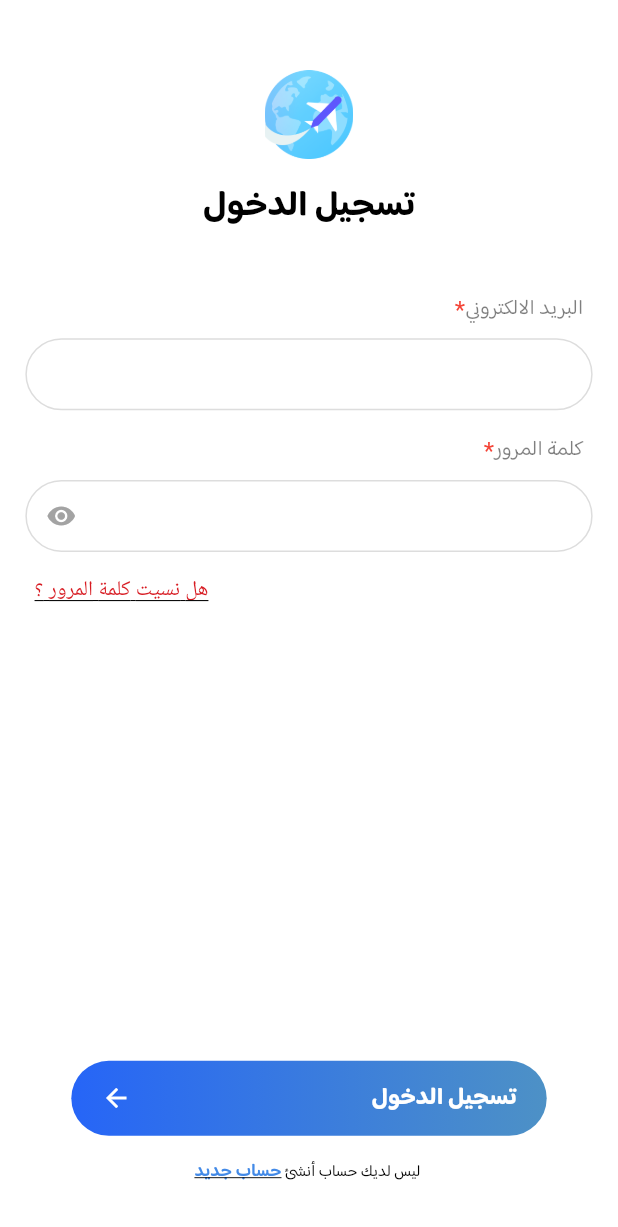
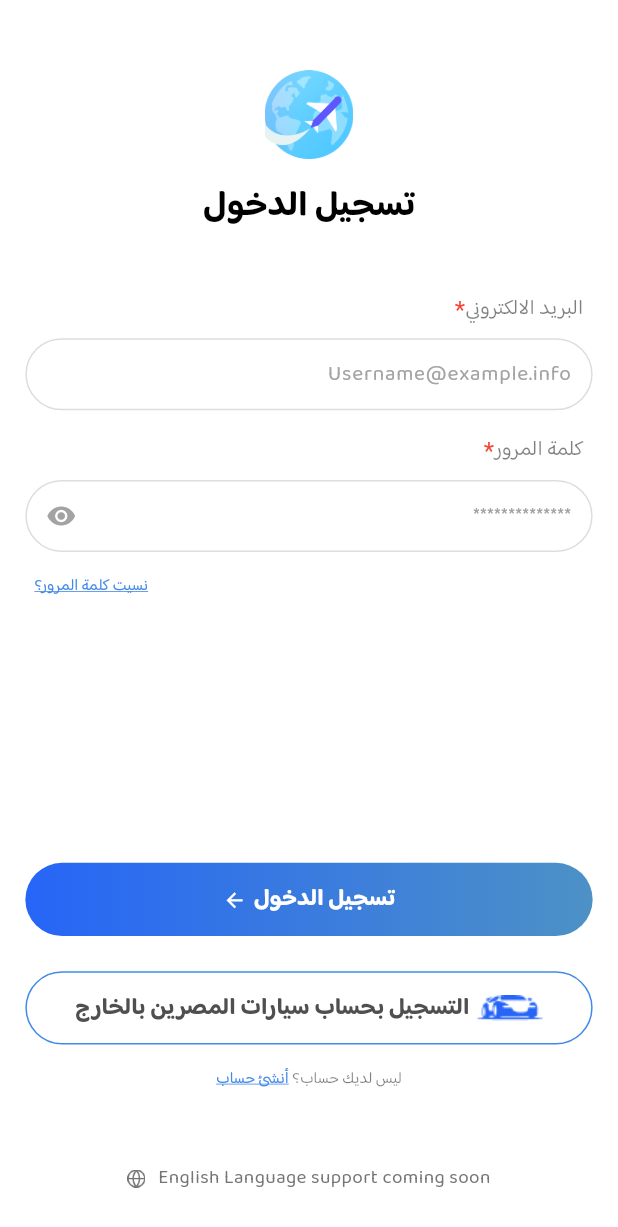
Before and after one commit to Qussai08/Egyptian_Abroad_Mobile, a Flutter app: the screen it shows after launch, on a phone screen of 412 x 824 dp. Shown: the top 1227 px of the screen. Run offline on Flutter 3.47's test engine with Material 3 defaults, Android fonts, the phone set to English and light mode, and no system bars; our stand-ins replace connectivity_plus, dio, firebase_core, firebase_messaging, flutter_countdown_timer, flutter_html and 9 more; missing offline and left inert: flutter_inappwebview, jwt_decode; accounts and stored records are empty.

Commit message:
Login UI Bug Fix

```diff
--- a/lib/app/core/custom_widgets/custom_button.dart
+++ b/lib/app/core/custom_widgets/custom_button.dart
@@ -56,8 +56,8 @@ extension ButtonTypeExtension on ButtonType {
 }
 
 class CustomButton extends StatelessWidget {
-  const CustomButton(
-      {super.key,
+  const CustomButton({
+    super.key,
     this.text,
     this.widget,
     this.width = double.infinity,
@@ -70,8 +70,12 @@ class CustomButton extends StatelessWidget {
     this.icon,
     this.isLoading = false,
     this.iconSize = 20,
-      this.fontWeight = FontWeight.w700})
-      : assert(
+    this.fontWeight = FontWeight.w700,
+    this.changeIconPosition = false,
+    this.textColor,
+    this.iconIsAsset = false,
+    this.assetString,
+  })  : assert(
             (text == null && widget != null) ||
                 (text != null && widget == null),
             "text and widget cannot be defined simultaneously"),
@@ -89,7 +93,10 @@ class CustomButton extends StatelessWidget {
   final bool isLoading;
   final FontWeight fontWeight;
   final double iconSize;
-
+  final bool changeIconPosition;
+  final Color? textColor;
+  final bool iconIsAsset;
+  final String? assetString;
   @override
   Widget build(BuildContext context) {
     return Container(
@@ -103,7 +110,7 @@ class CustomButton extends StatelessWidget {
       ),
       width: width,
       height: height,
-      padding: const EdgeInsets.symmetric(horizontal: 8),
+      // padding: const EdgeInsets.symmetric(horizontal: 8),
       child: TextButton(
           style: TextButton.styleFrom(
             // backgroundColor:
@@ -130,9 +137,13 @@ class CustomButton extends StatelessWidget {
                 )
               : widget ??
                   Row(
-                    mainAxisAlignment: (icon != null)
-                        ? MainAxisAlignment.spaceBetween
-                        : MainAxisAlignment.center,
+                    // mainAxisAlignment: (icon != null)
+                    //     ? MainAxisAlignment.center
+                    //     : MainAxisAlignment.center,
+                    mainAxisAlignment: MainAxisAlignment.center,
+                    textDirection: changeIconPosition
+                        ? TextDirection.ltr
+                        : TextDirection.rtl,
                     children: [
                       Text(
                         type == ButtonType.disabled
@@ -140,20 +151,22 @@ class CustomButton extends StatelessWidget {
                             : text!,
                         style: TextStyle(
                             fontSize: fontSize,
-                            color: type.textColor,
+                            color: textColor ?? type.textColor,
                             fontWeight: fontWeight,
                             fontFamily: 'baloo'),
                       ),
-                      if (icon != null)
+                      if (icon != null || iconIsAsset)
                         const SizedBox(
                           width: 5,
                         ),
-                      if (icon != null)
-                        Icon(
+                      if (icon != null || iconIsAsset)
+                        !iconIsAsset
+                            ? Icon(
                                 icon,
                                 color: type.textColor,
                                 size: iconSize,
-                        ),
+                              )
+                            : Image.asset(assetString!),
                     ],
                   )),
     );
--- a/lib/app/core/custom_widgets/custom_taost.dart
+++ b/lib/app/core/custom_widgets/custom_taost.dart
@@ -63,7 +63,7 @@ GetSnackBar buildCustomToast(
         style: Styles.getRegularStyle(color: Styles.white)),
     duration: const Duration(seconds: 2),
     backgroundColor: toastType.backgroundColor,
-    borderRadius: 16,
+    borderRadius: fixDpiWidth(16),
     margin: const EdgeInsets.only(bottom: 0),
     padding: const EdgeInsets.only(top: 12, bottom: 10),
     snackStyle: SnackStyle.GROUNDED,
--- a/lib/app/core/helper/validators.dart
+++ b/lib/app/core/helper/validators.dart
@@ -69,6 +69,16 @@ mixin ValidationMixin<T extends StatefulWidget> on State<T> {
   //   return null;
   // }
 
+  //Please Do not remove this function
+  String? validateOldPassword(String password) {
+    if (password.trim().isEmpty) {
+      return AppStrings.emptyValidation.tr;
+    } else if (password.length > 100) {
+      return "${AppStrings.maxlength.tr}100 ${AppStrings.char.tr}";
+    }
+    return null;
+  }
+
   String? validatePassword(String password) {
     _password = password;
     if (password.trim().isEmpty) {
@@ -78,6 +88,7 @@ mixin ValidationMixin<T extends StatefulWidget> on State<T> {
     }
     return null;
   }
+
 
   String? validateConfirmPassword(String confirmPassword) {
     if (confirmPassword.trim().isEmpty) {
--- a/lib/app/core/language/app_string.dart
+++ b/lib/app/core/language/app_string.dart
@@ -33,6 +33,7 @@ abstract class AppStrings {
   static const passwordEmptyValidation = "passwordEmptyValidation";
   static const sorry = "sorry";
   static const invalidMailOrPass = "invalidMailOrPass";
+  static const registerWithCarsAccount = "registerWithCarsAccount";
 
   // register screen
   static const register = 'register';
--- a/lib/app/core/language/ar_eg.dart
+++ b/lib/app/core/language/ar_eg.dart
@@ -12,8 +12,8 @@ Map<String, String> ar = {
   AppStrings.logOut: 'تسجيل الخروج',
   AppStrings.nationalID: 'الرقم القومي',
   AppStrings.password: 'كلمة المرور',
-  AppStrings.forgetPassword: 'هل نسيت كلمة المرور ؟',
-  AppStrings.donotHaveAccount: ' ليس لديك حساب أنشئ ',
+  AppStrings.forgetPassword: 'نسيت كلمة المرور؟',
+  AppStrings.donotHaveAccount: 'ليس لديك حساب؟ ',
   AppStrings.newAccount: 'حساب جديد',
   AppStrings.registerNew: 'أنشئ حساب جديد',
   AppStrings.register: 'أنشئ حساب',
@@ -111,4 +111,5 @@ Map<String, String> ar = {
   AppStrings.callUsVia: 'تواصل معنا عبر الوسائل التالية:',
   AppStrings.oldEqualNew:
       'يجب ألا تكون كلمة المرور الجديدة متطابقة مع كلمة المرور الحالية ',
+  AppStrings.registerWithCarsAccount: 'التسجيل بحساب سيارات المصرين بالخارج',
 };
--- a/lib/app/core/language/en_us.dart
+++ b/lib/app/core/language/en_us.dart
@@ -114,4 +114,5 @@ Map<String, String> en = {
       'Egyptian phone number should be 11 digits',
   AppStrings.egPhoneNumWrongValidation:
       "The submitted Phone number is incorrect",
+  AppStrings.registerWithCarsAccount: 'Register with Cars Account',
 };
--- a/lib/app/core/theme/app_images.dart
+++ b/lib/app/core/theme/app_images.dart
@@ -27,4 +27,6 @@ class AppImages {
   static const languageIcon = 'assets/icons/language_icon.png';
   static const facebookIcon = 'assets/icons/facebook_icon.png';
   static const gmailIcon = 'assets/icons/gmail_icon.png';
+
+  static const carsIcon = 'assets/icons/cars_icon.png';
 }
--- a/lib/app/modules/change_password/controllers/change_password_controller.dart
+++ b/lib/app/modules/change_password/controllers/change_password_controller.dart
@@ -34,11 +34,24 @@ class ChangePasswordController extends GetxController {
     changePasswordProvider.postChangePassword(oldPassword, newPassword).then(
         (value) {
       if (value.isSuccess) {
-        buildCustomDialog(
-          dialogMsg: AppStrings.successPasswordChange.tr,
-          dialogType: DialogType.success,
+        Get.showSnackbar(
+          buildCustomToast(
+            Get.context!,
+            toastMsg: AppStrings.successPasswordChange.tr,
+            toastTitle: AppStrings.confirm.tr,
+            toastType: ToastType.success,
+          ),
         );
-        // OLD Code
+        AuthService().logout();
+        Get.offAllNamed(Routes.LOGIN);
+
+        //OLD CODE
+        // buildCustomDialog(
+        //   dialogMsg: AppStrings.successPasswordChange.tr,
+        //   dialogType: DialogType.success,
+        // );
+
+        // OLDER Code
         // Get.dialog(
         // CustomDialog(
         //   icon: const Icon(
@@ -47,10 +60,10 @@ class ChangePasswordController extends GetxController {
         //   ),
         //   text: AppStrings.successPasswordChange.tr)
         // );
-        Future.delayed(const Duration(seconds: 3), () {
-          AuthService().logout();
-          Get.offAllNamed(Routes.LOGIN);
-        });
+        // Future.delayed(const Duration(seconds: 3), () {
+        //   AuthService().logout();
+        //   Get.offAllNamed(Routes.LOGIN);
+        // });
       } else {
         handleError();
       }
--- a/lib/app/modules/change_password/views/change_password_view.dart
+++ b/lib/app/modules/change_password/views/change_password_view.dart
@@ -69,7 +69,7 @@ class _ChangePasswordViewState extends State<ChangePasswordView>
                       CustomTextFormField(
                         maxLength: 100,
                         controller: controller.oldPasswordTxtController,
-                        validationFunc: (val) => validatePassword(
+                        validationFunc: (val) => validateOldPassword(
                             controller.oldPasswordTxtController.text),
                         inputData: TextInputType.text,
                         isPassword: true,
@@ -82,12 +82,15 @@ class _ChangePasswordViewState extends State<ChangePasswordView>
                         maxLength: 100,
                         controller: controller.newPasswordTxtController,
                         validationFunc: (val) {
-                          return _validationsValues.value.firstWhereOrNull(
-                                      (element) => element == false) !=
+                          return validatePassword(controller
+                                      .newPasswordTxtController.text) ==
                                   null
-                              ? AppStrings.passwordWeekValidation.tr
-                              : validatePassword(
-                                  controller.newPasswordTxtController.text);
+                              ? _validationsValues.value.firstWhereOrNull(
+                                          (element) => element == false) !=
+                                      null
+                                  ? AppStrings.passwordWeekValidation.tr
+                                  : null
+                              : null;
                         },
                         onChangedFunc: (val) {
                           _validationsValues.value = [
--- a/lib/app/modules/login/views/login_view.dart
+++ b/lib/app/modules/login/views/login_view.dart
@@ -6,6 +6,7 @@ import 'package:egyptians_abroad/app/core/custom_widgets/title_text.dart';
 import 'package:egyptians_abroad/app/core/helper/dpi_helper.dart';
 import 'package:egyptians_abroad/app/core/language/app_string.dart';
 import 'package:egyptians_abroad/app/core/theme/styles.dart';
+import 'package:egyptians_abroad/app/modules/login/views/widgets/footer.dart';
 import 'package:egyptians_abroad/app/routes/app_pages.dart';
 import 'package:egyptians_abroad/app/core/theme/styles.dart';
 import 'package:egyptians_abroad/app/routes/app_pages.dart';
@@ -70,6 +71,7 @@ class _LoginViewState extends State<LoginView> with ValidationMixin {
                   ),
                   TextFieldTitle(title: AppStrings.email.tr),
                   CustomTextFormField(
+                    hintTxt: 'Username@example.info',
                     controller: _emailTxtController,
                     validationFunc: (val) =>
                         validateUserEmail(_emailTxtController.text),
@@ -80,6 +82,7 @@ class _LoginViewState extends State<LoginView> with ValidationMixin {
                   ),
                   TextFieldTitle(title: AppStrings.password.tr),
                   CustomTextFormField(
+                    hintTxt: '**************',
                     controller: _passwordTxtController,
                     validationFunc: (val) =>
                         validatePassword(_passwordTxtController.text),
@@ -100,10 +103,12 @@ class _LoginViewState extends State<LoginView> with ValidationMixin {
                           padding: const EdgeInsets.symmetric(horizontal: 6),
                           child: Text(
                             AppStrings.forgetPassword.tr,
-                            style: const TextStyle(
-                              color: Styles.red,
-                              decoration: TextDecoration.underline,
-                            ),
+                            style: Styles.getRegularStyle(
+                                    color: Styles.primaryColor,
+                                    fontSize: fixDpiFont(11))
+                                .copyWith(
+                                    decoration: TextDecoration.underline,
+                                    decorationColor: Styles.primaryColor),
                           ),
                         ),
                       ],
@@ -114,8 +119,10 @@ class _LoginViewState extends State<LoginView> with ValidationMixin {
                     text: AppStrings.logIn.tr,
                     icon: Icons.arrow_forward,
                     type: ButtonType.primary,
-                    width: 300.w,
-                    height: 50,
+                    width: 358.w,
+                    height: 50.h,
+                    fontSize: fixDpiFont(16),
+                    iconSize: fixDpiFont(16),
                     onPressed: () async {
                       if (!_formKey.currentState!.validate()) return;
                       await controller.login(
@@ -124,16 +131,27 @@ class _LoginViewState extends State<LoginView> with ValidationMixin {
                           navigateToHome: true);
                     },
                   ),
-                  SizedBox(
-                    height: 16.h,
+                  SizedBox(height: 24.h),
+                  CustomButton(
+                    width: 358.w,
+                    height: 50.h,
+                    fontSize: fixDpiFont(16),
+                    type: ButtonType.ghost,
+                    iconIsAsset: true,
+                    assetString: AppImages.carsIcon,
+                    changeIconPosition: true,
+                    text: AppStrings.registerWithCarsAccount.tr,
+                    textColor: Styles.black3,
                   ),
+
+                  SizedBox(height: 16.h),
                   Row(
                     mainAxisAlignment: MainAxisAlignment.center,
                     children: [
                       Text(
                         AppStrings.donotHaveAccount.tr,
                         style: Styles.getRegularStyle(
-                            color: Styles.black, fontSize: fixDpiFont(11)),
+                            color: Styles.lightBlack, fontSize: fixDpiFont(11)),
                       ),
                       GestureDetector(
                         onTap: () {
@@ -142,22 +160,23 @@ class _LoginViewState extends State<LoginView> with ValidationMixin {
                           );
                         },
                         child: Text(
-                          AppStrings.newAccount.tr,
+                          AppStrings.register.tr,
 
                           // New style
-                          style: Styles.getSemiBoldStyle(
+                          style: Styles.getRegularStyle(
                                   color: Styles.primaryColor,
-                                  fontSize: FontSize.s12)
+                                  fontSize: fixDpiFont(11))
                               .copyWith(
                             decoration: TextDecoration.underline,
+                            decorationColor: Styles.primaryColor,
                           ),
                         ),
                       ),
                     ],
                   ),
-                  SizedBox(
-                    height: 35.h,
-                  ),
+                  SizedBox(height: 51.h),
+                  const FooterWidget(),
+                  SizedBox(height: 30.h),
                 ],
               ),
             ),
--- /dev/null
+++ b/lib/app/modules/login/views/widgets/footer.dart
@@ -0,0 +1,29 @@
+import 'package:egyptians_abroad/app/core/helper/dpi_helper.dart';
+import 'package:egyptians_abroad/app/core/theme/app_images.dart';
+import 'package:egyptians_abroad/app/core/theme/styles.dart';
+import 'package:flutter/material.dart';
+import 'package:flutter_screenutil/flutter_screenutil.dart';
+
+class FooterWidget extends StatelessWidget {
+  const FooterWidget({super.key});
+
+  @override
+  Widget build(BuildContext context) {
+    return Row(
+      mainAxisAlignment: MainAxisAlignment.center,
+      children: [
+        Text(
+          'English Language support coming soon',
+          style: Styles.getRegularStyle(
+              color: Styles.grey_600, fontSize: fixDpiFont(13)),
+        ),
+        SizedBox(width: 8.w),
+        Image.asset(
+          AppImages.languageIcon,
+          color: Styles.grey_600,
+          scale: 2,
+        ),
+      ],
+    );
+  }
+}
```
Also changed, not shown: assets/icons/cars_icon.png (added). Lines whose indentation alone changed are shown as unchanged.
